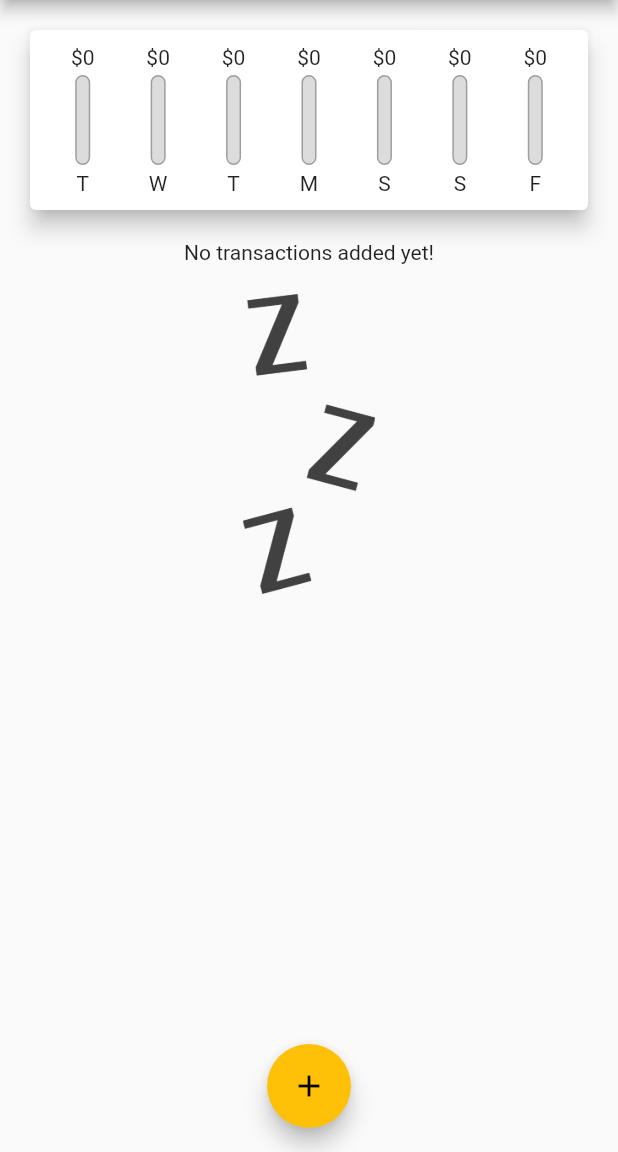
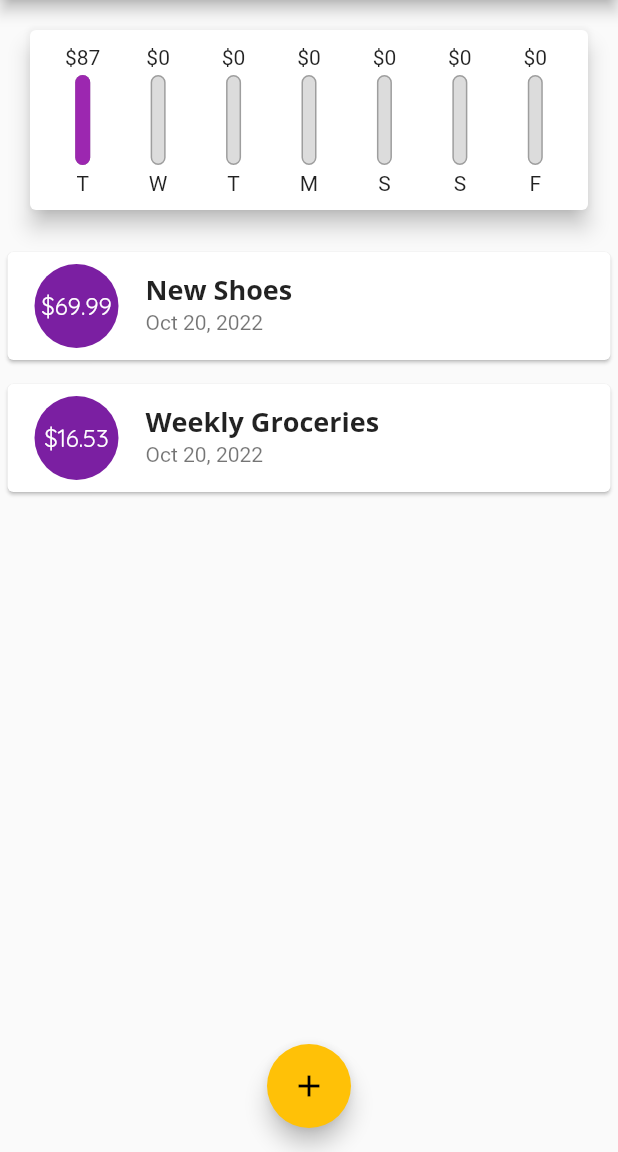
Before and after one commit to AB0s/Personal-Expense-App, a Flutter app: the screen it shows after launch, on a phone screen of 412 x 824 dp, the part 84-1236 px from its top. Run offline on Flutter 3.47's test engine with Material 2 defaults, Android fonts, the phone set to English and light mode, and no system bars.

Commit message:
New Card Style

```diff
--- a/lib/main.dart
+++ b/lib/main.dart
@@ -46,18 +46,18 @@ class MyHomePage extends StatefulWidget {
 
 class _MyHomePageState extends State<MyHomePage> {
    final List<Transaction> _userTransactions = [
-    // Transaction(
-    //   id: 't1',
-    //   title: 'New Shoes',
-    //   amount: 69.99,
-    //   date: DateTime.now(),
-    // ),
-    // Transaction(
-    //   id: 't2',
-    //   title: 'Weekly Groceries',
-    //   amount: 16.53,
-    //   date: DateTime.now(),
-    // ),
+     Transaction(
+       id: 't1',
+       title: 'New Shoes',
+       amount: 69.99,
+       date: DateTime.now(),
+     ),
+     Transaction(
+       id: 't2',
+       title: 'Weekly Groceries',
+       amount: 16.53,
+       date: DateTime.now(),
+     ),
   ];
 
   List<Transaction> get _recentTransactions {
--- a/lib/widgets/transaction_list.dart
+++ b/lib/widgets/transaction_list.dart
@@ -1,12 +1,13 @@
 import 'package:flutter/material.dart';
 import 'package:intl/intl.dart';
-
+import 'package:first_app/main.dart';
+import '';
 import '../models/transaction.dart';
 
 class TransactionList extends StatelessWidget {
   final List<Transaction> transactions;
 
-  TransactionList(this.transactions);
+  const TransactionList(this.transactions);
 
   @override
   Widget build(BuildContext context) {
@@ -32,44 +33,23 @@ class TransactionList extends StatelessWidget {
           : ListView.builder(
               itemBuilder: (ctx, index) {
                 return Card(
-                  child: Row(
-                    children: <Widget>[
-                      Container(
-                        margin: const EdgeInsets.symmetric(
-                          vertical: 10,
-                          horizontal: 15,
-                        ),
-                        decoration: BoxDecoration(
-                          border: Border.all(
-                            color: Theme.of(context).primaryColor,
-                            width: 2,
-                          ),
-                        ),
-                        padding: const EdgeInsets.all(10),
-                        child: Text(
-                          '\$${transactions[index].amount.toStringAsFixed(2)}',
-                          style: TextStyle(
-                            fontWeight: FontWeight.bold,
-                            fontSize: 20,
-                            color: Theme.of(context).primaryColor,
-                          ),
+                  margin: EdgeInsets.symmetric(vertical: 8,horizontal: 5),
+                  child: ListTile(
+                    leading: CircleAvatar(radius: 30,
+                      child: Padding(
+                        padding: const EdgeInsets.all(6.0),
+                        child: FittedBox(
+                            child: Text('\$${transactions[index].amount}')
                         ),
                       ),
-                      Column(
-                        crossAxisAlignment: CrossAxisAlignment.start,
-                        children: <Widget>[
-                          Text(
-                            transactions[index].title,
-                          ),
-                          Text(
-                            DateFormat.yMMMd().format(transactions[index].date),
-                            style: const TextStyle(
-                              color: Colors.grey,
-                            ),
-                          ),
-                        ],
-                      ),
-                    ],
+                    ),
+                    title: Text(
+                      transactions[index].title,
+                      style: Theme.of(context).textTheme.subtitle1,
+                    ),
+                    subtitle: Text(
+                      DateFormat.yMMMd().format(transactions[index].date),
+                    ),
                   ),
                 );
               },
```
